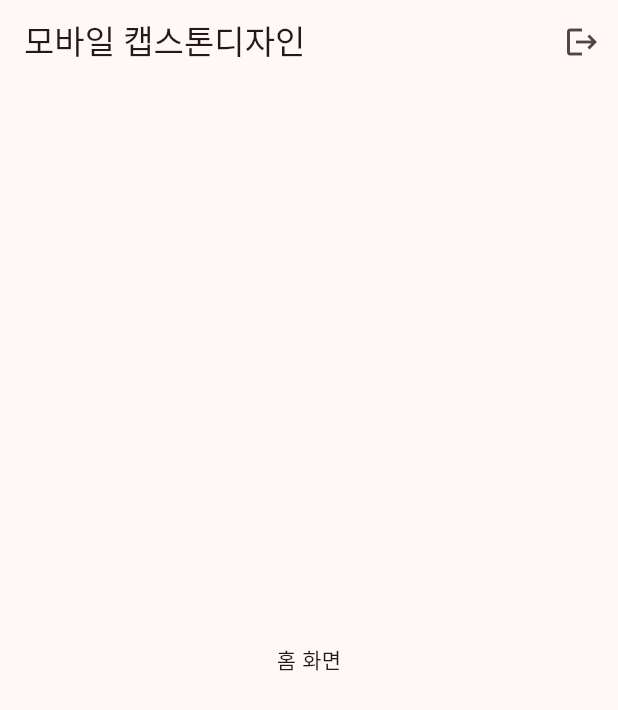
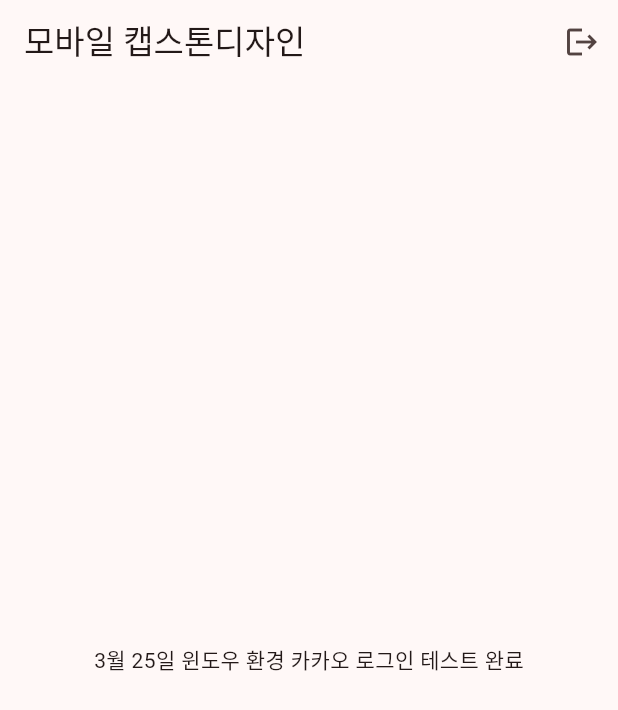
Before and after one commit to pbzz1/Gilajabi, a Flutter app: the MyHomePage screen opened directly, on a phone screen of 412 x 824 dp. Shown: the top 710 px of the screen. Run offline on Flutter 3.47's test engine with Material 3 defaults, Android fonts, the phone set to English and light mode, and no system bars; missing offline and left inert: kakao_flutter_sdk, kakao_flutter_sdk_common.

Commit message:
윈도우 환경 테스트

```diff
--- a/lib/myhomepage.dart
+++ b/lib/myhomepage.dart
@@ -36,7 +36,7 @@ class MyHomePage extends StatelessWidget {
         ],
       ),
       body: const Center(
-        child: Text('홈 화면'),
+        child: Text('3월 25일 윈도우 환경 카카오 로그인 테스트 완료'),
       ),
     );
   }
```
